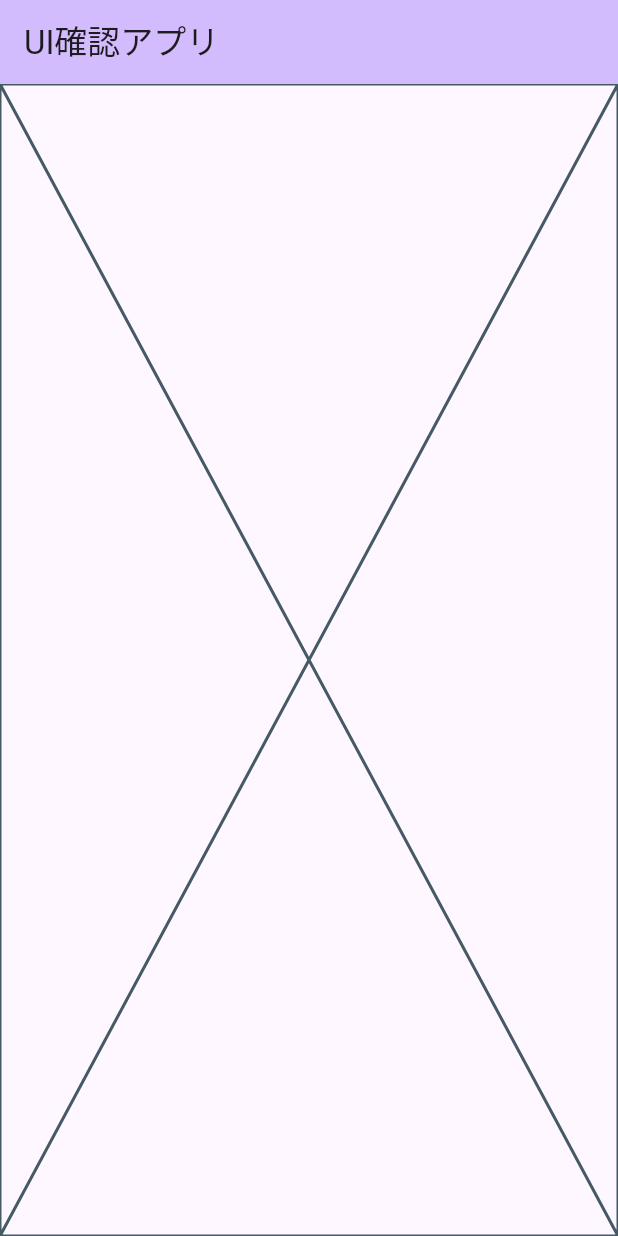
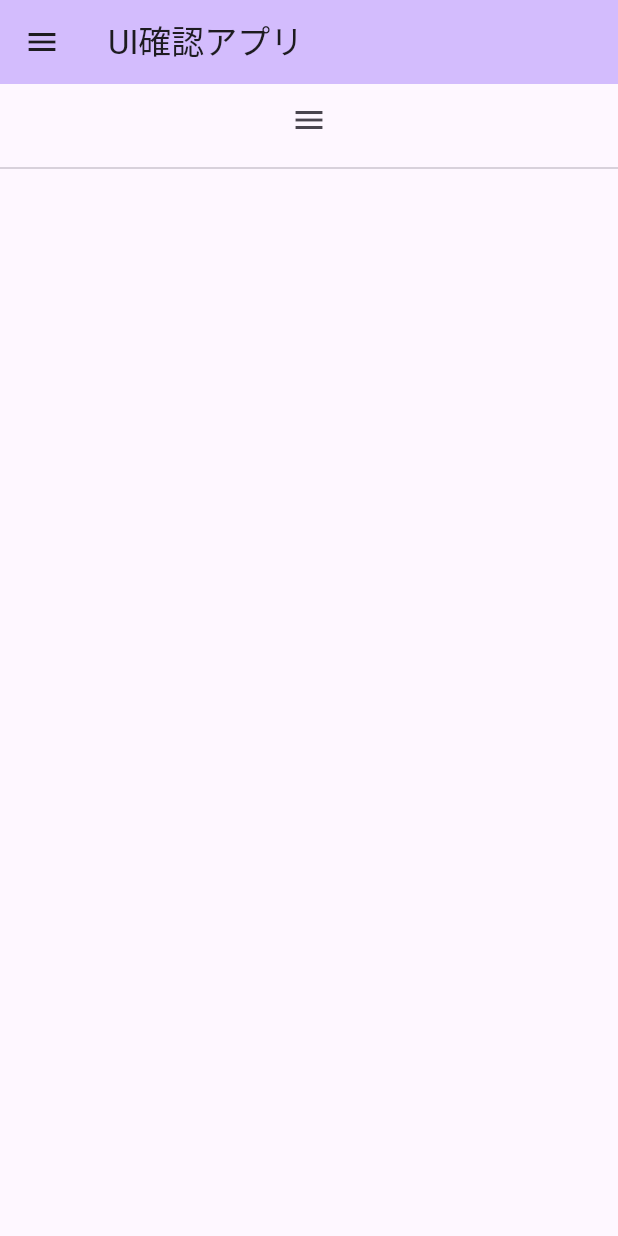
Before and after one commit to otaku1123/flutter-sample-ui, a Flutter app: the screen it shows after launch, on a phone screen of 412 x 824 dp. Run offline on Flutter 3.47's test engine with Material 3 defaults, Android fonts, the light colour scheme and no system bars.

Commit message:
DrawerButtonを表示する

```diff
--- a/lib/main.dart
+++ b/lib/main.dart
@@ -1,4 +1,6 @@
 import 'package:flutter/material.dart';
+
+import 'widgets/drawerbutton_widget.dart';
 
 void main() {
   runApp(const MyApp());
@@ -35,7 +37,20 @@
         backgroundColor: Theme.of(context).colorScheme.inversePrimary,
         title: const Text('UI確認アプリ'),
       ),
-      body: const Placeholder(),
+      drawer: const Drawer(
+        child: Center(
+          child: Text('Drawer'),
+        ),
+      ),
+      body: const SingleChildScrollView(
+        child: Column(
+          mainAxisAlignment: MainAxisAlignment.center,
+          children: <Widget>[
+            DrawerButtonWidget(),
+            Divider(),
+          ],
+        ),
+      ),
     );
   }
 }
--- /dev/null
+++ b/lib/widgets/drawerbutton_widget.dart
@@ -0,0 +1,14 @@
+import 'package:flutter/material.dart';
+
+class DrawerButtonWidget extends StatelessWidget {
+  const DrawerButtonWidget({super.key});
+
+  @override
+  Widget build(BuildContext context) {
+    return DrawerButton(
+      onPressed: () {
+        Scaffold.of(context).openDrawer();
+      },
+    );
+  }
+}
```
